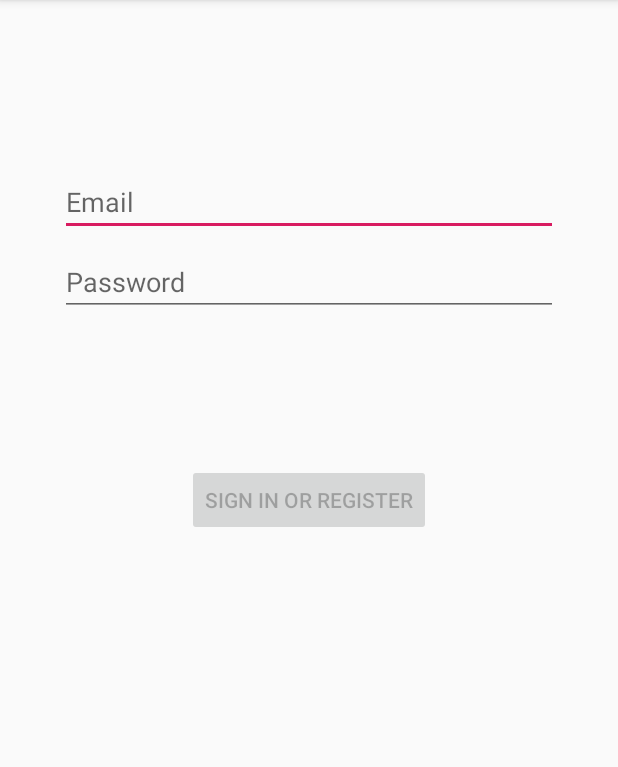
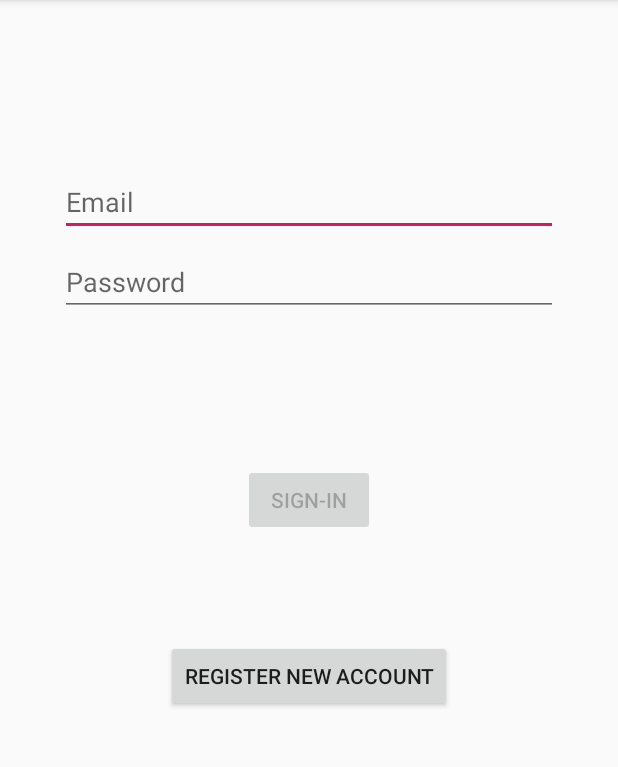
Before and after one commit to osdiallo/flydar, an Android app: the screen it shows after launch (LoginActivity), on a phone screen of 412 x 824 dp, the part 84-851 px from its top. Run offline under Robolectric (Android 15) with nearby library versions, the phone set to English and light mode, and no system bars.

Commit message:
Added button to login page

```diff
--- a/app/src/main/res/layout/activity_login.xml
+++ b/app/src/main/res/layout/activity_login.xml
@@ -54,7 +54,7 @@ android:autofillHints="@string/prompt_password"
         android:layout_marginTop="16dp"
         android:layout_marginEnd="48dp"
         android:layout_marginBottom="64dp"
-        android:text="@string/action_sign_in"
+        android:text="Sign-in"
         app:layout_constraintBottom_toBottomOf="parent"
         app:layout_constraintEnd_toEndOf="parent"
         app:layout_constraintStart_toStartOf="parent"
@@ -76,4 +76,16 @@ android:autofillHints="@string/prompt_password"
         app:layout_constraintStart_toStartOf="@+id/password"
         app:layout_constraintTop_toTopOf="parent"
         app:layout_constraintVertical_bias="0.3" />
+
+    <Button
+        android:id="@+id/register"
+        android:enabled="true"
+        android:layout_width="wrap_content"
+        android:layout_height="wrap_content"
+        android:text="Register new account"
+        app:layout_constraintBottom_toBottomOf="parent"
+        app:layout_constraintEnd_toEndOf="parent"
+        app:layout_constraintStart_toStartOf="parent"
+        app:layout_constraintTop_toBottomOf="@+id/login"
+        app:layout_constraintVertical_bias="0.2" />
 </androidx.constraintlayout.widget.ConstraintLayout>
```
